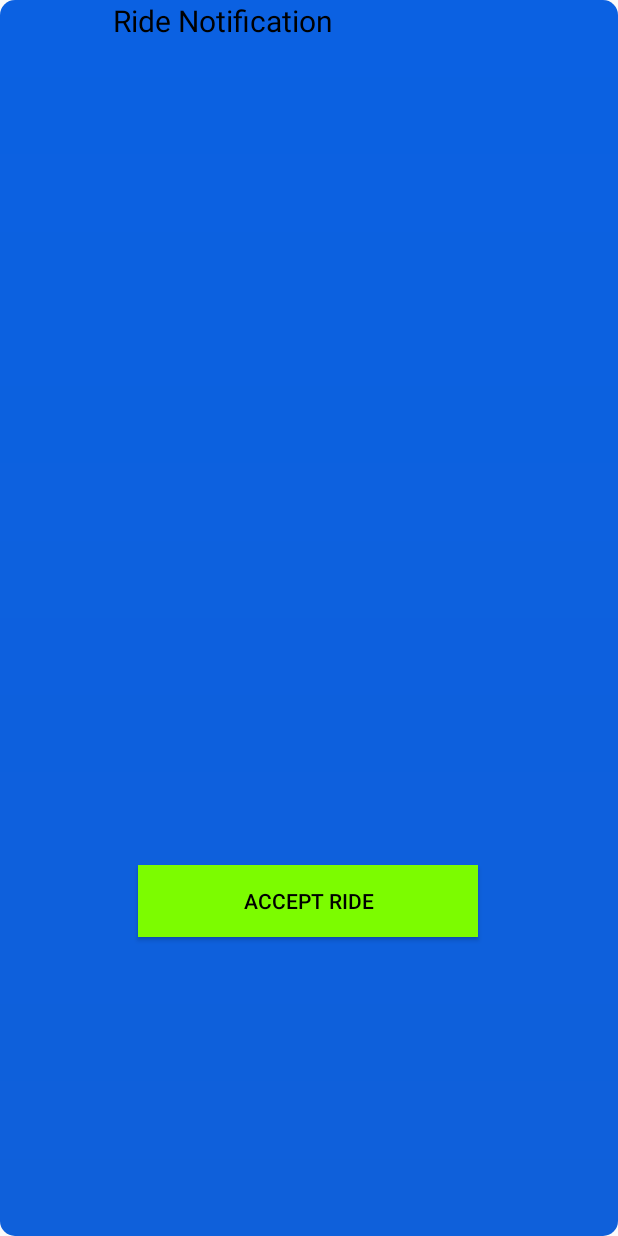
After one commit to Abfkakul/Insaniyat-AmbulanceDriver-, an Android app: the layout activity_pop_up_window.xml on its own in the app's theme, with its tools: preview values and no code run, on a phone screen of 412 x 824 dp. The commit adds this screen. Run offline under Robolectric (Android 15) with nearby library versions, the phone set to English and light mode, and no system bars.

Commit message:
PopUp window logic

```diff
--- a/app/build.gradle
+++ b/app/build.gradle
@@ -32,5 +32,4 @@ dependencies {
     implementation 'com.google.android.gms:play-services-location:17.0.0'
 
 
-
 }
--- a/app/src/main/AndroidManifest.xml
+++ b/app/src/main/AndroidManifest.xml
@@ -13,7 +13,11 @@
         android:roundIcon="@mipmap/ic_launcher_round"
         android:supportsRtl="true"
         android:theme="@style/AppTheme">
-        <activity android:name=".HomeActivity"></activity>
+        <activity android:name=".PopUpWindow"
+            android:label="@string/title_activity_pop_up_window"
+            android:theme="@style/AppTheme.PopMe"/>
+
+        <activity android:name=".HomeActivity" />
         <activity android:name=".LocationComponentActivity" />
         <activity
             android:name=".SignInActivity"
--- a/app/src/main/java/com/example/insaniyatambulancedriver/SignInActivity.java
+++ b/app/src/main/java/com/example/insaniyatambulancedriver/SignInActivity.java
@@ -15,6 +15,9 @@ public class SignInActivity extends AppCompatActivity {
         Intent i = new Intent(this, HomeActivity.class);
         startActivity(i);
 
+        /*Intent j = new Intent(this, PopUpWindow.class);
+        startActivity(j);
+*/
     }
 
 }
--- /dev/null
+++ b/app/src/main/res/drawable/popupbg.xml
@@ -0,0 +1,13 @@
+<?xml version="1.0" encoding="utf-8"?>
+<shape xmlns:android="http://schemas.android.com/apk/res/android">
+
+    <gradient
+        android:startColor="#0F60DA"
+        android:endColor="#0B61E2"
+        android:angle="90"
+
+        />
+    <corners
+        android:radius="10dp"
+        />
+</shape>
--- /dev/null
+++ b/app/src/main/res/layout/activity_pop_up_window.xml
@@ -0,0 +1,150 @@
+<?xml version="1.0" encoding="utf-8"?>
+<LinearLayout xmlns:android="http://schemas.android.com/apk/res/android"
+    xmlns:app="http://schemas.android.com/apk/res-auto"
+    xmlns:tools="http://schemas.android.com/tools"
+    android:layout_width="match_parent"
+    android:layout_height="match_parent"
+    tools:context=".PopUpWindow"
+    android:background="@drawable/popupbg"
+    android:orientation="vertical">
+
+
+    <RelativeLayout
+        android:layout_width="match_parent"
+        android:layout_height="0dp"
+        android:layout_weight="0.2"
+        >
+
+        <TextView
+            android:layout_width="wrap_content"
+            android:layout_height="wrap_content"
+            android:layout_marginLeft="75dp"
+            android:text="Ride Notification"
+            android:textColor="@color/black"
+            android:textSize="@dimen/Heading"/>
+
+
+    </RelativeLayout>
+
+
+
+
+    <RelativeLayout
+        android:layout_width="match_parent"
+        android:layout_height="0dp"
+        android:layout_weight="0.50">
+
+
+        <!--
+                    <TextView
+                        android:id="@+id/Text1"
+                        android:layout_width="wrap_content"
+                        android:layout_height="wrap_content"
+                        android:text="Customer Name:"
+                        android:textColor="@color/black"
+                        android:layout_marginLeft="30dp"/>
+
+
+
+                    <TextView
+                        android:id="@+id/CusName"
+                        android:layout_width="wrap_content"
+                        android:layout_height="wrap_content"
+                        android:text="Mr. xyz"
+                        android:textColor="@color/black"
+                        android:layout_alignBottom="@id/Text1"
+                        android:layout_marginLeft="120dp"
+                        />
+
+                <TextView
+                    android:id="@+id/Text2"
+                    android:layout_width="wrap_content"
+                    android:layout_height="wrap_content"
+                    android:text="Area Name:"
+                    android:textColor="@color/black"
+                    android:layout_marginLeft="30dp"
+                    android:layout_marginTop="60dp"/>
+
+
+                <TextView
+                    android:id="@+id/Area"
+                    android:layout_width="wrap_content"
+                    android:layout_height="wrap_content"
+                    android:text="Mr. xyz"
+                    android:textColor="@color/black"
+                    android:layout_marginLeft="120dp"
+                    android:layout_marginTop="60dp"
+                    />-->
+
+
+
+    </RelativeLayout>
+
+
+
+
+
+    <RelativeLayout
+        android:layout_width="match_parent"
+        android:layout_height="0dp"
+        android:layout_weight="0.15">
+
+        <LinearLayout
+
+            android:layout_width="match_parent"
+            android:layout_height="match_parent"
+            android:orientation="horizontal"
+            android:weightSum="14"
+            >
+
+            <View
+                android:layout_width="0dp"
+                android:layout_height="0dp"
+                android:layout_weight="4"
+                android:visibility="invisible"/>
+
+            <Button
+                android:id="@+id/accept"
+                android:layout_width="wrap_content"
+                android:layout_height="wrap_content"
+                android:text="Accept ride"
+                android:background="@color/StartColor"
+                android:textColor="@color/black"
+                android:layout_weight="6"
+                />
+
+            <!--    <View
+                    android:layout_width="0dp"
+                    android:layout_height="0dp"
+                    android:layout_weight="2"
+                    android:visibility="invisible"/>-->
+
+            <!-- <Button
+                 android:id="@+id/reject"
+                 android:layout_width="wrap_content"
+                 android:layout_height="wrap_content"
+                 android:text="Cancel"
+                 android:background="@color/StopColor"
+                 android:textColor="@color/black"
+                 android:layout_weight="4"/>
+     -->
+            <View
+                android:layout_width="0dp"
+                android:layout_height="0dp"
+                android:layout_weight="4"
+                android:visibility="invisible"/>
+
+        </LinearLayout>
+    </RelativeLayout>
+
+
+
+
+    <RelativeLayout
+        android:layout_width="0dp"
+        android:layout_height="0dp"
+        android:layout_weight="0.15"
+        />
+
+
+</LinearLayout>
--- a/app/src/main/res/values/colors.xml
+++ b/app/src/main/res/values/colors.xml
@@ -9,4 +9,7 @@
     <color name="darkpurple">#3c2f8a</color>
     <color name="colorButtonTransparent">#be050505</color>
     <color name="colorText">#dddddd</color>
+    <color name="Red">#fc031c</color>
+    <color name="Green">#19f20a</color>
+    <color name="StartColor">#7CFC00</color>
 </resources>
--- a/app/src/main/res/values/dimens.xml
+++ b/app/src/main/res/values/dimens.xml
@@ -2,4 +2,5 @@
 <resources>
     <dimen name="drawable_padding">5dp</dimen>
     <dimen name="fab_margin">16dp</dimen>
+    <dimen name="Heading">20dp</dimen>
 </resources>
--- a/app/src/main/res/values/strings.xml
+++ b/app/src/main/res/values/strings.xml
@@ -15,5 +15,6 @@
     <string name="access_token">pk.eyJ1IjoiYW5hc2ZhaXNhbCIsImEiOiJjazczYmJtMHkwN3g5M2xueDlxbG82ZTVvIn0.e-KxwYakh_da5eXKyiuuGA</string>
     <string name="user_location_permission_explanation">Location required</string>
     <string name="user_location_permission_not_granted">Location not granted</string>
+    <string name="title_activity_pop_up_window">PopUpWindow</string>
 
 </resources>
--- a/app/src/main/res/values/styles.xml
+++ b/app/src/main/res/values/styles.xml
@@ -54,4 +54,9 @@
 
     <style name="AppTheme.PopupOverlay" parent="ThemeOverlay.AppCompat.Light" />
 
+    <style name="AppTheme.PopMe">
+        <item name="android:windowIsTranslucent">true</item>
+
+    </style>
+
 </resources>
```
Also changed, not shown: app/src/main/java/com/example/insaniyatambulancedriver/PopUpWindow.java (added, +69 -0 lines), app/src/main/res/drawable/togglebutton_selector.xml (added, +28 -0 lines), app/src/main/res/layout/activity_location_component.xml (+15 -1 lines), 1 other file.
